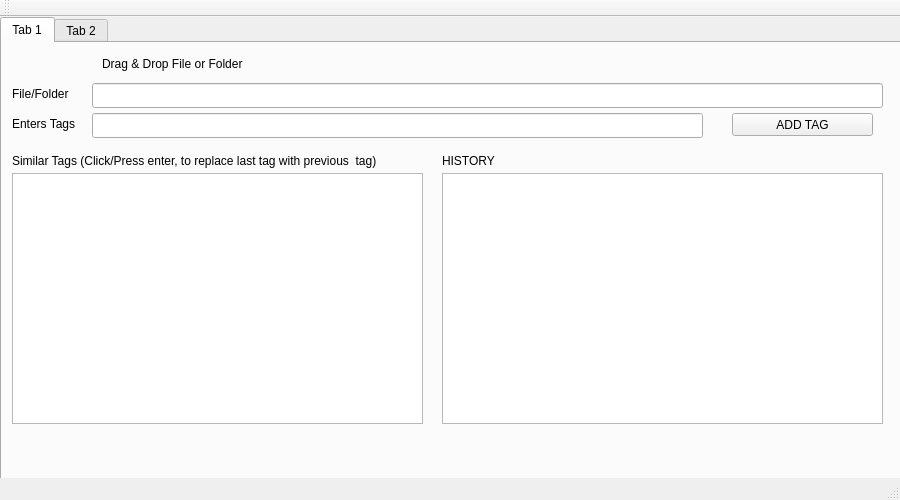
Qt form filetagger.ui (LIJUCHACKO/File-Tagger) before a commit.
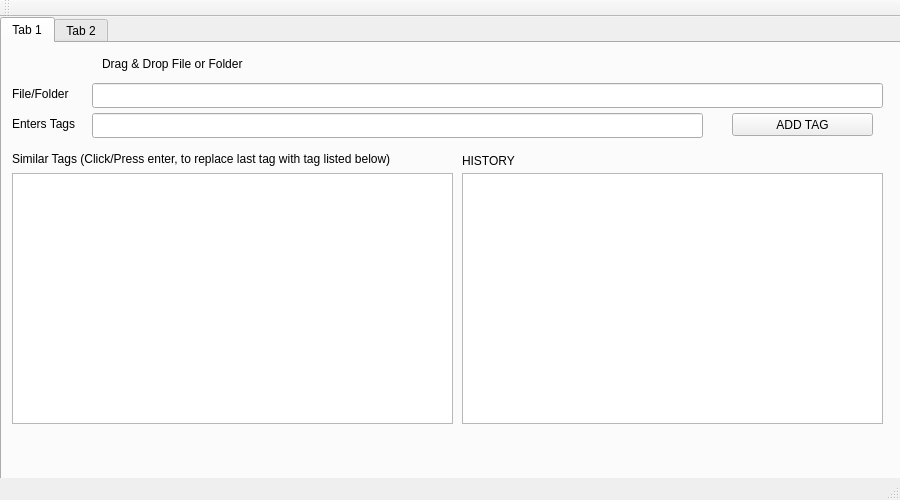
The same form after that commit.

Diff of the .ui file:
```diff
--- a/filetagger.ui
+++ b/filetagger.ui
@@ -65,7 +65,7 @@
        <rect>
         <x>10</x>
         <y>130</y>
-        <width>411</width>
+        <width>441</width>
         <height>251</height>
        </rect>
       </property>
@@ -111,13 +111,13 @@
       <property name="geometry">
        <rect>
         <x>10</x>
-        <y>110</y>
-        <width>431</width>
-        <height>16</height>
+        <y>105</y>
+        <width>441</width>
+        <height>21</height>
        </rect>
       </property>
       <property name="text">
-       <string>Similar Tags (Click/Press enter, to replace last tag with previous  tag)</string>
+       <string>Similar Tags (Click/Press enter, to replace last tag with tag listed below)</string>
       </property>
      </widget>
      <widget class="QLabel" name="newtags">
@@ -149,9 +149,9 @@
      <widget class="QListWidget" name="history">
       <property name="geometry">
        <rect>
-        <x>440</x>
+        <x>460</x>
         <y>130</y>
-        <width>441</width>
+        <width>421</width>
         <height>251</height>
        </rect>
       </property>
@@ -162,7 +162,7 @@
      <widget class="QLabel" name="HISTORY">
       <property name="geometry">
        <rect>
-        <x>440</x>
+        <x>460</x>
         <y>110</y>
         <width>101</width>
         <height>16</height>
```
Left out of the diff: 2 changed lines with no effect on the pictures.
